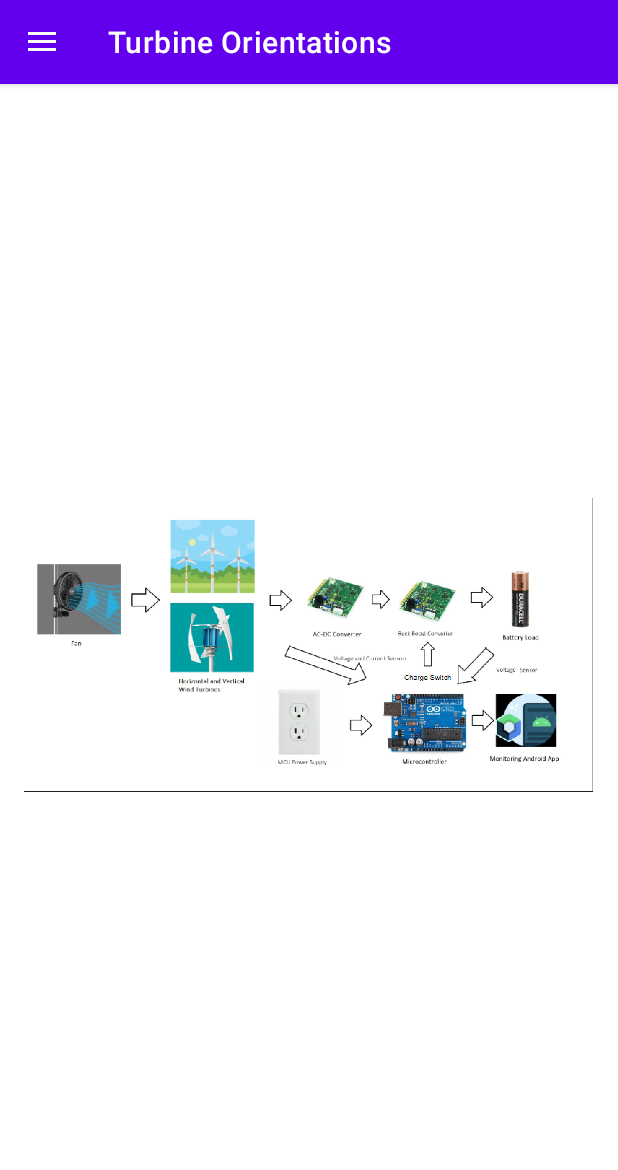
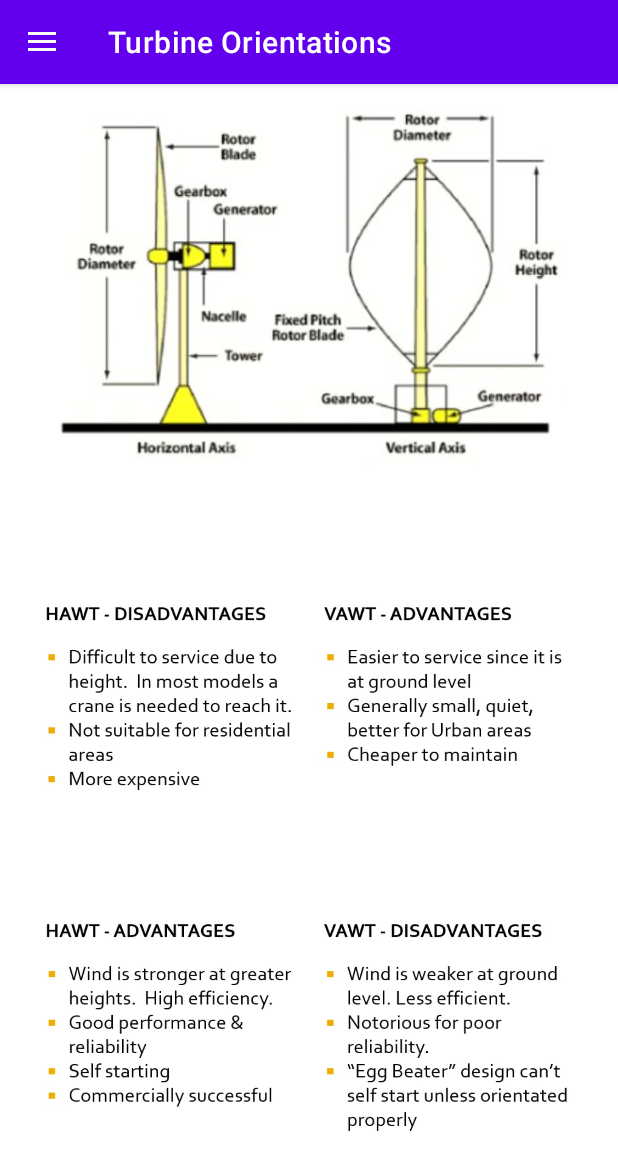
Before and after one commit to ckkirk24/ECEN-404-Group-12-Wind-Power, an Android app: the screen it shows after launch (MainActivity), in the side drawer, after a tap on "Turbine Orientations", on a phone screen of 412 x 824 dp. Shown: the top 1170 px of the screen. Run offline under Robolectric (Android 15) with nearby library versions, the phone set to English and light mode, and no system bars; our stand-ins replace navigation-ui; libraries missing offline, so code that uses them is left out: com.androidplot.util, com.androidplot.xy; plain views replace XYPlot; 9 statements that could not run were skipped.

Commit message:
Orientations page started

```diff
--- a/android_app/app/src/main/java/com/example/menutest/MainActivity.kt
+++ b/android_app/app/src/main/java/com/example/menutest/MainActivity.kt
@@ -47,7 +47,8 @@ class MainActivity : AppCompatActivity() {
     private lateinit var binding: ActivityMainBinding
     private val REQUEST_ENABLE_BT = 0xface
     private lateinit var plot: XYPlot
-
+    var chargePercent: Float = 0.0F
+    var powerOutput: Float = 0.0F
     @RequiresApi(Build.VERSION_CODES.M)
     override fun onCreate(savedInstanceState: Bundle?) {
         super.onCreate(savedInstanceState)
@@ -176,22 +177,22 @@ class MainActivity : AppCompatActivity() {
                         val rxString = String(buffer, 0, bytes)
                         val parts = rxString.split(" ") // split the string into an array of substrings based on the space delimiter
                         try {
-                            val chargePercent = parts[0].toFloat()
-                            myTextView.text = String.format("%5.1f %%", chargePercent)
+                            chargePercent = parts[0].toFloat()
+//                            myTextView.text = String.format("%5.1f %%", chargePercent)
                         }
                         catch (e: java.lang.NumberFormatException){
-                            myTextView.text = "-----.-----"
+//                            myTextView.text = "-----.-----"
                         }
                         try {
-                            val powerOutput = parts[1].toFloat()
-                            runOnUiThread {
-                                textView2.text = String.format("%5.1f W", powerOutput)
-                            }
+                              powerOutput = parts[1].toFloat()
+//                            runOnUiThread {
+//                                textView2.text = String.format("%5.3f W", powerOutput)
+//                            }
                         }
                         catch (e: java.lang.NumberFormatException){
-                            runOnUiThread {
-                                textView2.text = "-----.-----"
-                            }
+//                            runOnUiThread {
+//                                textView2.text = "-----.-----"
+//                            }
                         }
                     }
                 }
--- a/android_app/app/src/main/java/com/example/menutest/ui/home/HomeFragment.kt
+++ b/android_app/app/src/main/java/com/example/menutest/ui/home/HomeFragment.kt
@@ -9,6 +9,7 @@ import androidx.fragment.app.Fragment
 import androidx.lifecycle.ViewModelProvider
 import com.example.menutest.databinding.FragmentHomeBinding
 import android.widget.ImageView
+import com.example.menutest.MainActivity
 import com.example.menutest.R
 
 class HomeFragment : Fragment() {
@@ -24,12 +25,18 @@ class HomeFragment : Fragment() {
         container: ViewGroup?,
         savedInstanceState: Bundle?
     ): View {
+        val mainActivity = activity as MainActivity
+
+        val chargePercent = mainActivity.chargePercent
+        val powerOutput = mainActivity.powerOutput
+
         val homeViewModel =
             ViewModelProvider(this).get(HomeViewModel::class.java)
 
         _binding = FragmentHomeBinding.inflate(inflater, container, false)
         val root: View = binding.root
-
+        binding.myTextView.text = String.format("%5.1f %%", chargePercent)
+        binding.textView2.text = String.format("%5.3f W", powerOutput)
         return root
     }
     // empty battery display
--- a/android_app/app/src/main/res/layout/fragment_gallery.xml
+++ b/android_app/app/src/main/res/layout/fragment_gallery.xml
@@ -6,29 +6,71 @@
     android:layout_height="match_parent"
     tools:context=".ui.gallery.GalleryFragment">
 
-<!--    <TextView-->
-<!--        android:id="@+id/text_gallery"-->
-<!--        android:layout_width="match_parent"-->
-<!--        android:layout_height="wrap_content"-->
-<!--        android:layout_marginStart="8dp"-->
-<!--        android:layout_marginTop="8dp"-->
-<!--        android:layout_marginEnd="8dp"-->
-<!--        android:textAlignment="center"-->
-<!--        android:textSize="20sp"-->
-<!--        app:layout_constraintBottom_toBottomOf="parent"-->
-<!--        app:layout_constraintEnd_toEndOf="parent"-->
-<!--        app:layout_constraintStart_toStartOf="parent"-->
-<!--        app:layout_constraintTop_toTopOf="parent" />-->
 
     <ImageView
         android:id="@+id/imageView2"
-        android:layout_width="379dp"
-        android:layout_height="324dp"
-        android:layout_marginStart="16dp"
-        android:layout_marginTop="212dp"
-        android:src="@drawable/screenshot_2023_04_12_015128"
+        android:layout_width="364dp"
+        android:layout_height="239dp"
+        android:layout_marginTop="16dp"
+        android:src="@drawable/orientations"
+        app:layout_constraintEnd_toEndOf="parent"
+        app:layout_constraintHorizontal_bias="0.489"
         app:layout_constraintStart_toStartOf="parent"
         app:layout_constraintTop_toTopOf="parent" />
 
+    <ImageView
+        android:id="@+id/imageView11"
+        android:layout_width="404dp"
+        android:layout_height="218dp"
+        android:layout_marginEnd="4dp"
+        android:layout_marginBottom="24dp"
+        android:src="@drawable/hot"
+        app:layout_constraintBottom_toBottomOf="parent"
+        app:layout_constraintEnd_toEndOf="parent"
+        app:layout_constraintTop_toBottomOf="@+id/imageView12"
+        app:layout_constraintVertical_bias="0.0" />
+
+    <ImageView
+        android:id="@+id/imageView12"
+        android:layout_width="403dp"
+        android:layout_height="216dp"
+        android:layout_marginEnd="4dp"
+        android:layout_marginBottom="252dp"
+        android:src="@drawable/vot"
+        app:layout_constraintBottom_toBottomOf="parent"
+        app:layout_constraintEnd_toEndOf="parent"
+        app:layout_constraintTop_toBottomOf="@+id/imageView2"
+        app:layout_constraintVertical_bias="1.0" />
+
+
+    <!--    <TextView-->
+<!--        android:id="@+id/HAWTdescription"-->
+<!--        android:layout_width="187dp"-->
+<!--        android:layout_height="325dp"-->
+<!--        android:text="HAWTs are the most commonly used wind turbines. They are highly efficient in converting wind energy into electrical energy, especially in areas with high wind speeds. HAWTs are generally larger than VAWTs and have a higher energy output. They require complex mechanisms to turn the blades towards the wind, which can be expensive and require maintenance. Because they are so large, they are not suitable for cities. They can produce a lot of noise, especially when the wind speeds are high."-->
+<!--        app:layout_constraintBottom_toBottomOf="parent"-->
+<!--        app:layout_constraintEnd_toEndOf="parent"-->
+<!--        app:layout_constraintHorizontal_bias="0.071"-->
+<!--        app:layout_constraintStart_toStartOf="parent"-->
+<!--        app:layout_constraintTop_toTopOf="parent"-->
+<!--        app:layout_constraintVertical_bias="0.785" />-->
+
+<!--    <TextView-->
+<!--        android:id="@+id/VAWTdescription"-->
+<!--        android:layout_width="187dp"-->
+<!--        android:layout_height="325dp"-->
+<!--        android:text="-->
+<!--VAWTs can operate in low wind speeds and from any direction, making them better than HAWTs in areas with inconsistent winds.-->
+<!--They are often smaller than HAWTs, meaning they can be used in more populated places.-->
+<!--They are also usually cheaper and easier to maintain than HAWTs.-->
+<!--VAWTs are less efficient in converting wind energy into electrical energy, especially in high wind speeds.-->
+<!--"-->
+<!--        app:layout_constraintBottom_toBottomOf="parent"-->
+<!--        app:layout_constraintEnd_toEndOf="parent"-->
+<!--        app:layout_constraintHorizontal_bias="0.946"-->
+<!--        app:layout_constraintStart_toStartOf="parent"-->
+<!--        app:layout_constraintTop_toTopOf="parent"-->
+<!--        app:layout_constraintVertical_bias="0.785" />-->
+
 
 </androidx.constraintlayout.widget.ConstraintLayout>
--- a/android_app/app/src/main/res/layout/fragment_home.xml
+++ b/android_app/app/src/main/res/layout/fragment_home.xml
@@ -181,8 +181,8 @@
         app:layout_constraintEnd_toEndOf="parent"
         app:layout_constraintHorizontal_bias="0.0"
         app:layout_constraintStart_toStartOf="parent"
-        app:layout_constraintTop_toTopOf="parent"
-        app:layout_constraintVertical_bias="0.927" />
+        app:layout_constraintTop_toBottomOf="@+id/icon"
+        app:layout_constraintVertical_bias="0.0" />
 
     <ImageView
         android:id="@+id/imageView3"
@@ -239,9 +239,9 @@
         android:textSize="25sp"
         app:layout_constraintBottom_toBottomOf="parent"
         app:layout_constraintEnd_toEndOf="parent"
-        app:layout_constraintHorizontal_bias="0.725"
-        app:layout_constraintStart_toStartOf="parent"
+        app:layout_constraintHorizontal_bias="0.18"
+        app:layout_constraintStart_toEndOf="@+id/imageView4"
         app:layout_constraintTop_toTopOf="parent"
-        app:layout_constraintVertical_bias="0.53" />
+        app:layout_constraintVertical_bias="0.542" />
 
 </androidx.constraintlayout.widget.ConstraintLayout>
```
Also changed, not shown: android_app/app/src/main/res/drawable/hawtadvantage.jpg (added), android_app/app/src/main/res/drawable/hawtdisadvantage.jpg (added), android_app/app/src/main/res/drawable/hot.jpg (added), android_app/app/src/main/res/drawable/orientations.jpg (added), android_app/app/src/main/res/drawable/vawtadvantage.jpg (added), android_app/app/src/main/res/drawable/vawtdisadvantage.jpg (added), android_app/app/src/main/res/drawable/vot.jpg (added).
